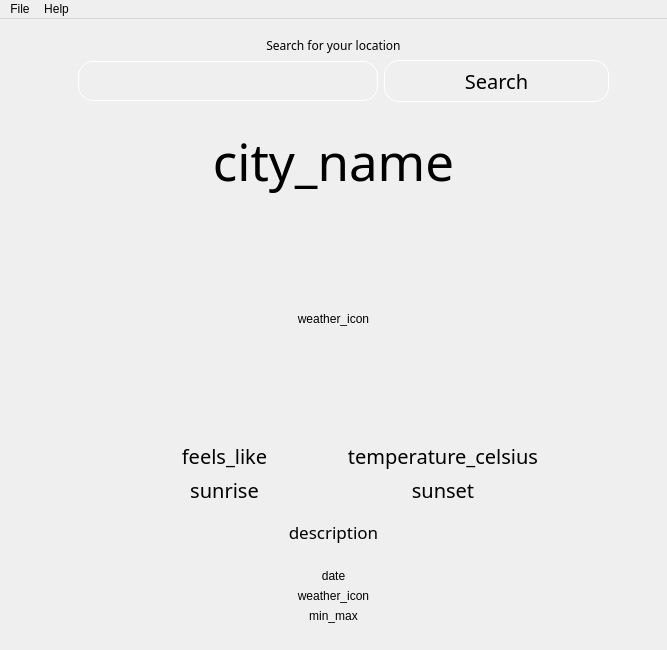
This is climate_sense.ui in ivegoie/climate_sense as Qt 5 draws it before an edit. The edited form follows.
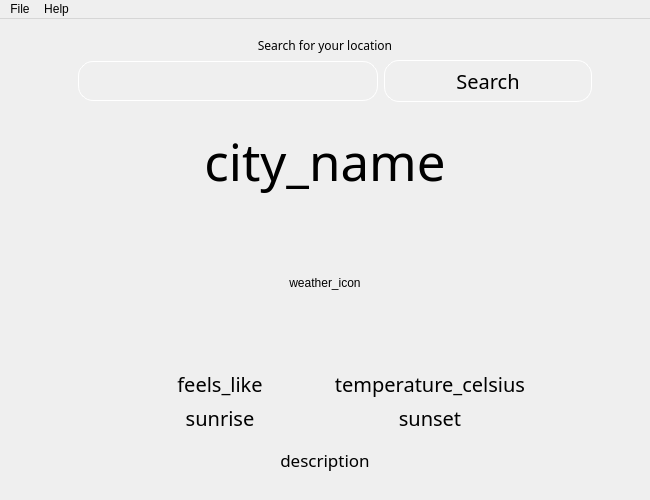
This is the edited form.

Commit message: Completed weather app development.

The edit to the form file:
```diff
--- a/climate_sense.ui
+++ b/climate_sense.ui
@@ -6,20 +6,20 @@
    <rect>
     <x>0</x>
     <y>0</y>
-    <width>667</width>
-    <height>650</height>
+    <width>650</width>
+    <height>500</height>
    </rect>
   </property>
   <property name="minimumSize">
    <size>
-    <width>600</width>
-    <height>650</height>
+    <width>650</width>
+    <height>500</height>
    </size>
   </property>
   <property name="maximumSize">
    <size>
-    <width>667</width>
-    <height>600</height>
+    <width>650</width>
+    <height>500</height>
    </size>
   </property>
   <property name="windowTitle">
@@ -169,6 +169,12 @@
         <layout class="QVBoxLayout" name="info_layout">
          <item>
           <widget class="QLabel" name="city_name">
+           <property name="sizePolicy">
+            <sizepolicy hsizetype="Preferred" vsizetype="Preferred">
+             <horstretch>0</horstretch>
+             <verstretch>0</verstretch>
+            </sizepolicy>
+           </property>
            <property name="font">
             <font>
              <family>Montserrat</family>
@@ -350,6 +356,12 @@
          </item>
          <item>
           <widget class="QLabel" name="description">
+           <property name="sizePolicy">
+            <sizepolicy hsizetype="Preferred" vsizetype="Preferred">
+             <horstretch>0</horstretch>
+             <verstretch>0</verstretch>
+            </sizepolicy>
+           </property>
            <property name="font">
             <font>
              <family>Montserrat</family>
@@ -367,61 +379,6 @@
            </property>
           </widget>
          </item>
-         <item>
-          <layout class="QHBoxLayout" name="days_layout">
-           <item alignment="Qt::AlignVCenter">
-            <widget class="QFrame" name="day_frame">
-             <property name="sizePolicy">
-              <sizepolicy hsizetype="Expanding" vsizetype="Expanding">
-               <horstretch>0</horstretch>
-               <verstretch>0</verstretch>
-              </sizepolicy>
-             </property>
-             <property name="styleSheet">
-              <string notr="true"/>
-             </property>
-             <property name="frameShape">
-              <enum>QFrame::StyledPanel</enum>
-             </property>
-             <property name="frameShadow">
-              <enum>QFrame::Raised</enum>
-             </property>
-             <layout class="QVBoxLayout" name="verticalLayout_5">
-              <item>
-               <widget class="QLabel" name="date">
-                <property name="text">
-                 <string>date</string>
-                </property>
-                <property name="alignment">
-                 <set>Qt::AlignCenter</set>
-                </property>
-               </widget>
-              </item>
-              <item>
-               <widget class="QLabel" name="icon">
-                <property name="text">
-                 <string>weather_icon</string>
-                </property>
-                <property name="alignment">
-                 <set>Qt::AlignCenter</set>
-                </property>
-               </widget>
-              </item>
-              <item>
-               <widget class="QLabel" name="min_max_temperature">
-                <property name="text">
-                 <string>min_max</string>
-                </property>
-                <property name="alignment">
-                 <set>Qt::AlignCenter</set>
-                </property>
-               </widget>
-              </item>
-             </layout>
-            </widget>
-           </item>
-          </layout>
-         </item>
         </layout>
        </item>
       </layout>
@@ -434,7 +391,7 @@
     <rect>
      <x>0</x>
      <y>0</y>
-     <width>667</width>
+     <width>650</width>
      <height>21</height>
     </rect>
    </property>
```
Left out of the diff: 6 changed lines with no effect on the pictures. The commit also changes 3 other files.
